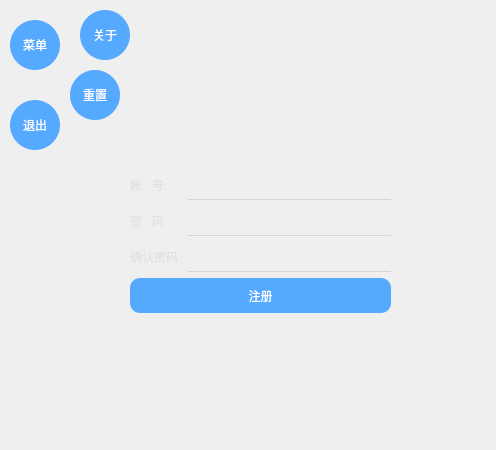
Above: demo01_pyqt5_登录注册计算器工具/resource/UI/register.ui from azanguorun/pythonProject before the change. Below: the same form after it.
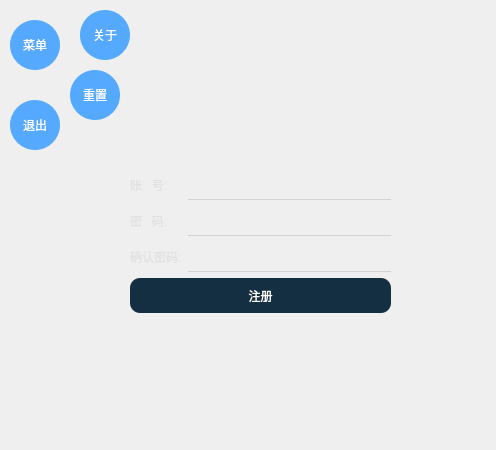
That is the form after the change. Icons and pictures are not drawn.

Patch:
```diff
--- a/demo01_pyqt5_登录注册计算器工具/resource/UI/register.ui
+++ b/demo01_pyqt5_登录注册计算器工具/resource/UI/register.ui
@@ -2,6 +2,9 @@
 <ui version="4.0">
  <class>Form</class>
  <widget class="QWidget" name="Form">
+  <property name="enabled">
+   <bool>true</bool>
+  </property>
   <property name="geometry">
    <rect>
     <x>0</x>
@@ -251,7 +254,10 @@
      </widget>
     </item>
     <item row="3" column="0" colspan="2">
-     <widget class="QPushButton" name="pushButton">
+     <widget class="QPushButton" name="register_btn">
+      <property name="enabled">
+       <bool>false</bool>
+      </property>
       <property name="minimumSize">
        <size>
         <width>0</width>
@@ -264,6 +270,9 @@
 	background-color: rgb(85, 170, 255);
 	border-radius: 10px;
 }
+QPushButton:disabled{
+	background-color: rgb(20, 47, 66);
+}
 QPushButton:hover{
 	background-color: rgb(185, 231, 255);
 }
```
Left out of the diff: 83 changed lines with no effect on the pictures.
